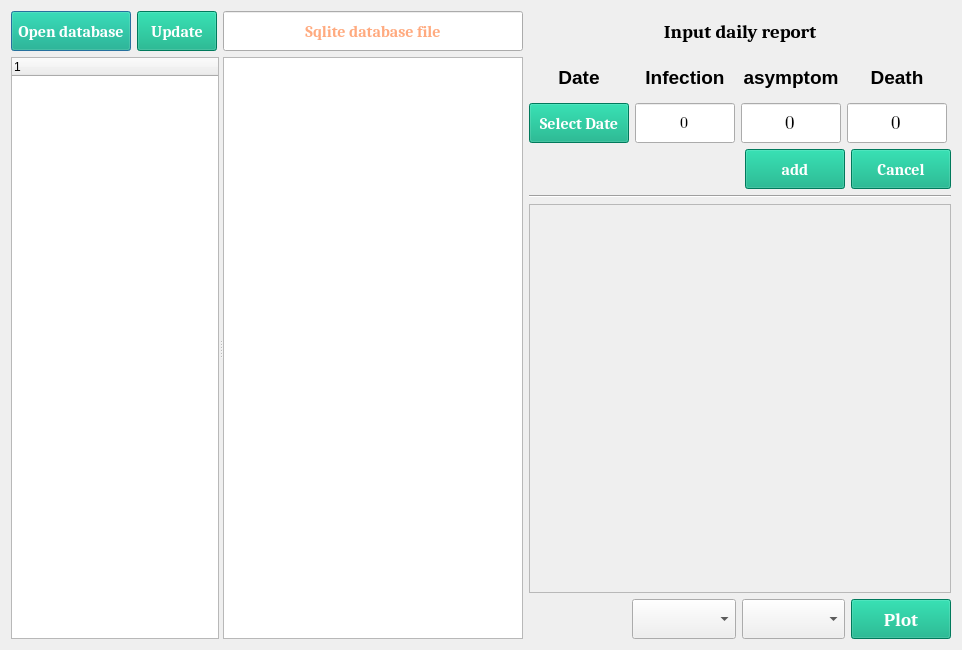
zlmturnout/Covid19DataShangHai2022, file UI/UI_Covid19SH_view.ui: the form before one commit.
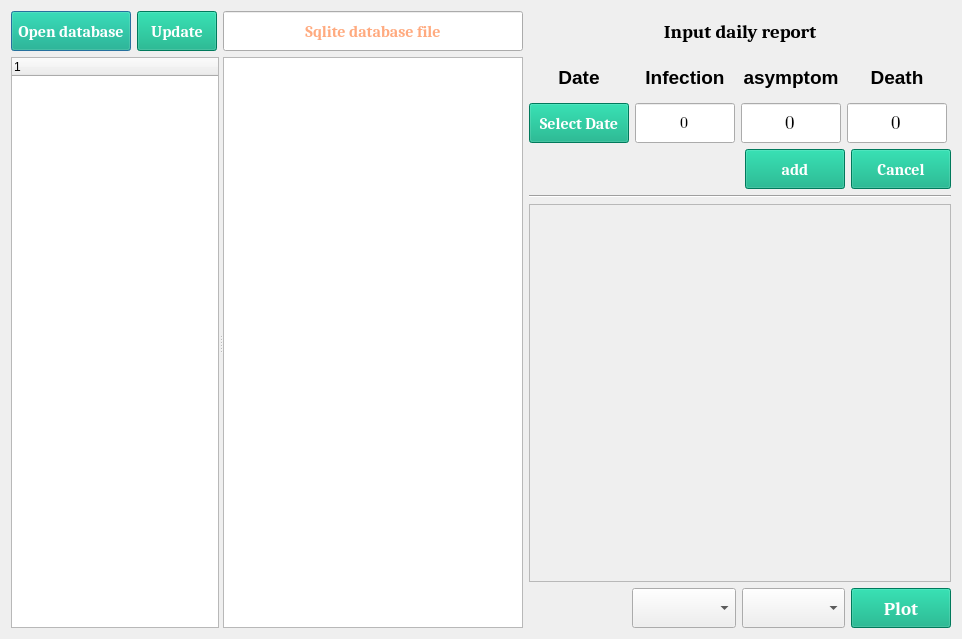
The form after the commit.

```diff
--- a/UI/UI_Covid19SH_view.ui
+++ b/UI/UI_Covid19SH_view.ui
@@ -7,7 +7,7 @@
     <x>0</x>
     <y>0</y>
     <width>962</width>
-    <height>650</height>
+    <height>639</height>
    </rect>
   </property>
   <property name="windowTitle">
@@ -1089,7 +1089,7 @@
        <item row="4" column="0">
         <widget class="QFrame" name="Plot_frame">
          <property name="sizePolicy">
-          <sizepolicy hsizetype="Expanding" vsizetype="MinimumExpanding">
+          <sizepolicy hsizetype="Expanding" vsizetype="Expanding">
            <horstretch>0</horstretch>
            <verstretch>0</verstretch>
           </sizepolicy>
@@ -1102,8 +1102,8 @@
          </property>
          <property name="maximumSize">
           <size>
-           <width>800</width>
-           <height>400</height>
+           <width>16777215</width>
+           <height>1677215</height>
           </size>
          </property>
          <property name="frameShape">
```
